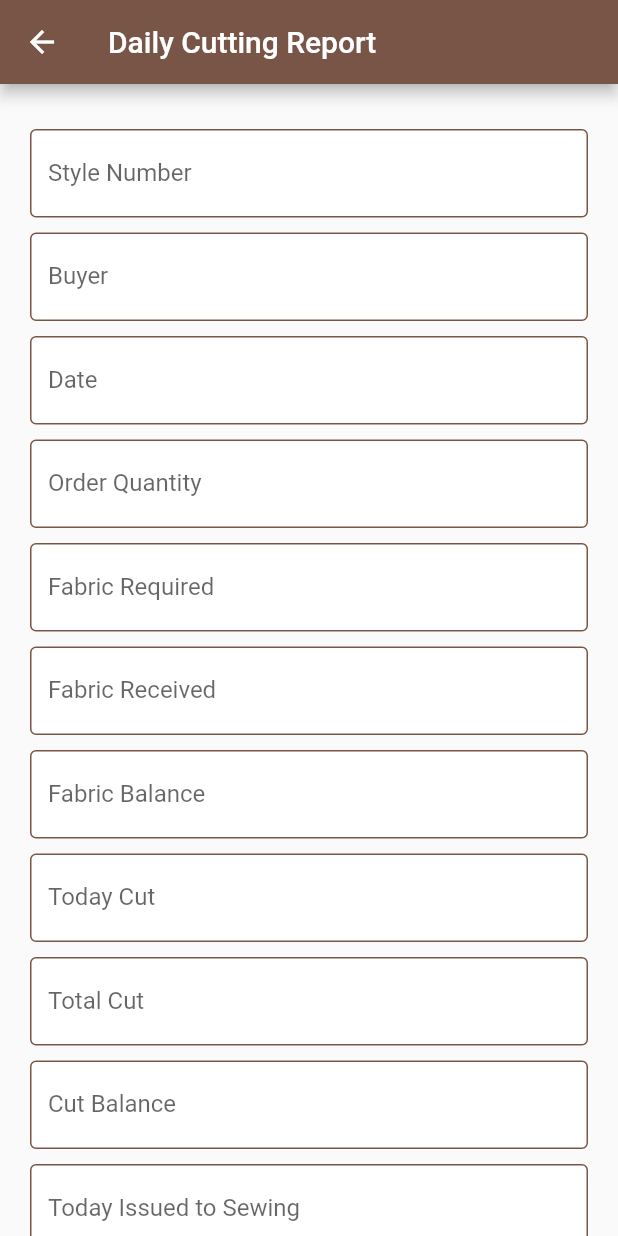
After one commit to sambitraze/AARVI_TEXTILES, a Flutter app: the DailyCuttingReport screen opened by its route, on a phone screen of 412 x 824 dp. The commit adds this screen. Run offline on Flutter 3.47's test engine with Material 2 defaults, Android fonts, the phone set to English and light mode, and no system bars; our stand-ins replace cloud_firestore, file_picker, firebase_auth, firebase_storage, flutter_datetime_picker; accounts and stored records are empty.

Commit message:
Create Daily Cutting Report

```diff
--- a/lib/Screens/ProductionMang/CuttingPage/DailyCuttingPlan.dart
+++ /dev/null
@@ -1,20 +0,0 @@
-import 'package:flutter/material.dart';
-
-class DailyCuttingPlan extends StatefulWidget {
-  @override
-  _DailyCuttingPlanState createState() => _DailyCuttingPlanState();
-}
-
-class _DailyCuttingPlanState extends State<DailyCuttingPlan> {
-  @override
-  Widget build(BuildContext context) {
-    return Scaffold(
-      appBar: AppBar(title: Text('Daily Cutting Plan')),
-      body: Container(
-        child: Column(
-
-        )
-      ),
-    );
-  }
-}
--- /dev/null
+++ b/lib/Screens/ProductionMang/CuttingPage/DailyCuttingReport.dart
@@ -0,0 +1,136 @@
+import 'package:flutter/material.dart';
+
+class DailyCuttingReport extends StatefulWidget {
+  @override
+  _DailyCuttingReportState createState() => _DailyCuttingReportState();
+}
+
+InputDecoration inputDec(String labelText){
+  return InputDecoration(
+    fillColor: Colors.white,
+    filled: true,
+    labelText: labelText,
+    enabledBorder: OutlineInputBorder(
+      borderSide: BorderSide(color: Colors.brown, width: 1.0),
+    ),
+    focusedBorder: OutlineInputBorder(
+      borderSide: BorderSide(color: Colors.brown, width: 2.0),
+    ),
+  );
+}
+SizedBox leaveSpace(){
+  return SizedBox(
+    height: 10,
+  );
+}
+
+class _DailyCuttingReportState extends State<DailyCuttingReport> {
+  String styleNo,buyer,orderQty,fabricReq,fabricRec,fabricBalance,todayCut,totalCut,cutBalance,todayIssuedSewing,
+  totalIssuedSewing,sewingBalance;
+  DateTime date;
+  @override
+  Widget build(BuildContext context) {
+    return Scaffold(
+      appBar: AppBar(title: Text("Daily Cutting Report")),
+      body: Container(
+        child: Form(
+          child: SingleChildScrollView(
+            padding: EdgeInsets.fromLTRB(20, 30, 20, 30),
+            child: Column(
+              children: <Widget>[
+                TextFormField(
+                  decoration: inputDec("Style Number"),
+                  onChanged: (val) => styleNo = val,
+                ),
+                leaveSpace(),
+                TextFormField(
+                  decoration: inputDec("Buyer"),
+                  onChanged: (val) => buyer = val,
+                ),
+                SizedBox(
+                  height: 10,
+                ),
+                TextFormField(
+                  decoration: inputDec("Date"),
+                  onChanged: (val) => date = val as DateTime,
+                ),
+                leaveSpace(),
+                TextFormField(
+                  decoration: inputDec("Order Quantity"),
+                  keyboardType: TextInputType.number,
+                  onChanged: (val) => orderQty = val,
+                ),
+                leaveSpace(),
+                TextFormField(
+                  decoration: inputDec("Fabric Required"),
+                  onChanged: (val) => fabricReq = val,
+                  keyboardType: TextInputType.number,
+                ),
+                leaveSpace(),
+                TextFormField(
+                  decoration: inputDec("Fabric Received"),
+                  onChanged: (val)=> fabricRec = val,
+                  keyboardType: TextInputType.number,
+                ),
+                leaveSpace(),
+                TextFormField(
+                  decoration: inputDec("Fabric Balance"),
+                  onChanged: (val) => fabricBalance = val,
+                  keyboardType: TextInputType.number,
+
+                ),
+                leaveSpace(),
+                TextFormField(
+                  decoration: inputDec("Today Cut"),
+                  onChanged: (val) => todayCut = val,
+                  keyboardType: TextInputType.number,
+
+                ),
+                leaveSpace(),
+                TextFormField(
+                  decoration: inputDec("Total Cut"),
+                  onChanged: (val) => totalCut = val,
+                  keyboardType: TextInputType.number,
+
+                ),
+                leaveSpace(),
+                TextFormField(
+                  decoration: inputDec("Cut Balance"),
+                  onChanged: (val) => cutBalance = val,
+                  keyboardType: TextInputType.number,
+
+                ),
+                leaveSpace(),
+                TextFormField(
+                  decoration: inputDec("Today Issued to Sewing"),
+                  onChanged: (val) => totalIssuedSewing = val,
+                  keyboardType: TextInputType.number,
+
+                ),
+                leaveSpace(),
+                TextFormField(
+                  decoration: inputDec("Total Issued to Sewing"),
+                  onChanged: (val) => totalIssuedSewing = val,
+                  keyboardType: TextInputType.number,
+
+                ),
+                leaveSpace(),
+                TextFormField(
+                  decoration: inputDec("Sewing Balance"),
+                  onChanged: (val) => sewingBalance = val,
+                  keyboardType: TextInputType.number,
+
+                ),
+                leaveSpace(),
+                RaisedButton(
+                  child: Text("Submit") ,
+                  onPressed: () {},
+                )
+              ],
+            ),
+          ),
+        ),
+      ),
+    );
+  }
+}
--- a/lib/main.dart
+++ b/lib/main.dart
@@ -17,7 +17,7 @@ import 'package:aarvi_textiles/Screens/MerchandisingMang/TnA.dart';
 import 'package:aarvi_textiles/Screens/ProductionMang/CuttingPage.dart';
 import 'package:aarvi_textiles/Screens/ProductionMang/CuttingPage/CutOrderPlan.dart';
 import 'package:aarvi_textiles/Screens/ProductionMang/CuttingPage/CuttingQuality.dart';
-import 'package:aarvi_textiles/Screens/ProductionMang/CuttingPage/DailyCuttingPlan.dart';
+import 'package:aarvi_textiles/Screens/ProductionMang/CuttingPage/DailyCuttingReport.dart';
 import 'package:aarvi_textiles/Screens/ProductionMang/FinishingPage.dart';
 import 'package:aarvi_textiles/Screens/ProductionMang/PackagingPage.dart';
 import 'package:aarvi_textiles/Screens/ProductionMang/SewingPage.dart';
@@ -65,7 +65,7 @@ class MyApp extends StatelessWidget {
       '/ProductionMang': (BuildContext context) => ProductionMnag(),
         '/CuttingPage': (BuildContext context) => CuttingPage(),
           '/CutOrderPlan': (BuildContext context) => CutOrderPlan(),
-          '/DailyCuttingPlan': (BuildContext context) => DailyCuttingPlan(),
+          '/DailyCuttingPlan': (BuildContext context) => DailyCuttingReport(),
           '/CuttingQuality': (BuildContext context) => CuttingQuality(),
         '/SewingPage': (BuildContext context) => SewingPage(),
         '/PackagingPage': (BuildContext context) => PackagingPage(),
```
